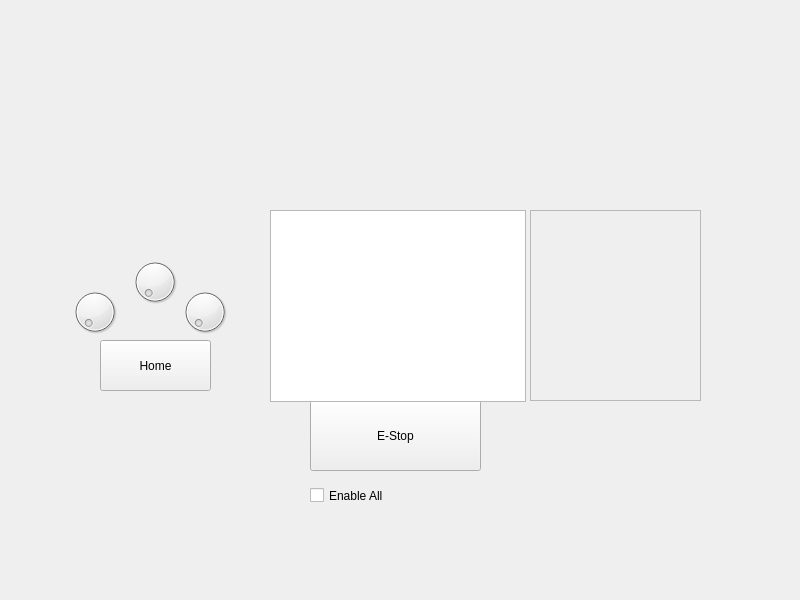
Qt form form.ui (EAOZONE/MotionSimRepo) before a commit.
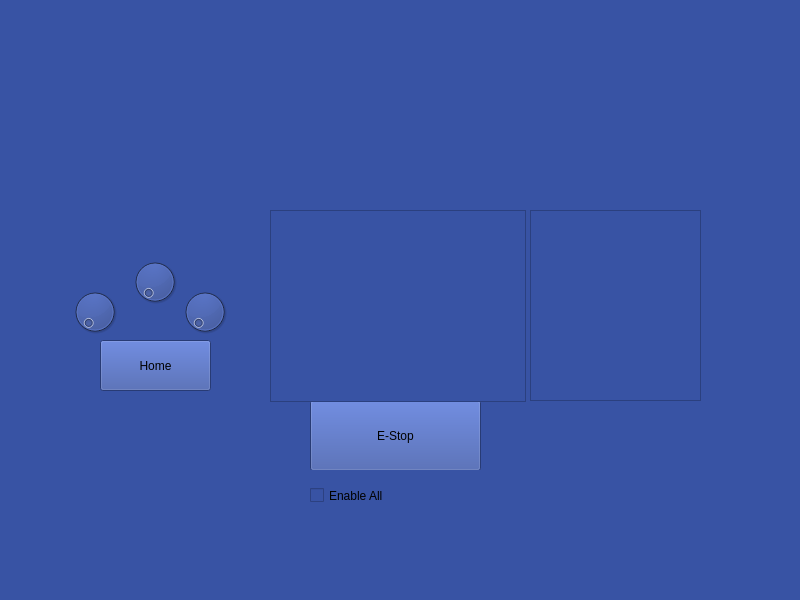
The same form after that commit.

```diff
--- a/form.ui
+++ b/form.ui
@@ -13,6 +13,9 @@
   <property name="windowTitle">
    <string>Widget</string>
   </property>
+  <property name="styleSheet">
+   <string notr="true">background-color: rgb(56, 83, 164);</string>
+  </property>
   <widget class="QPushButton" name="pushButton">
    <property name="geometry">
     <rect>
```
